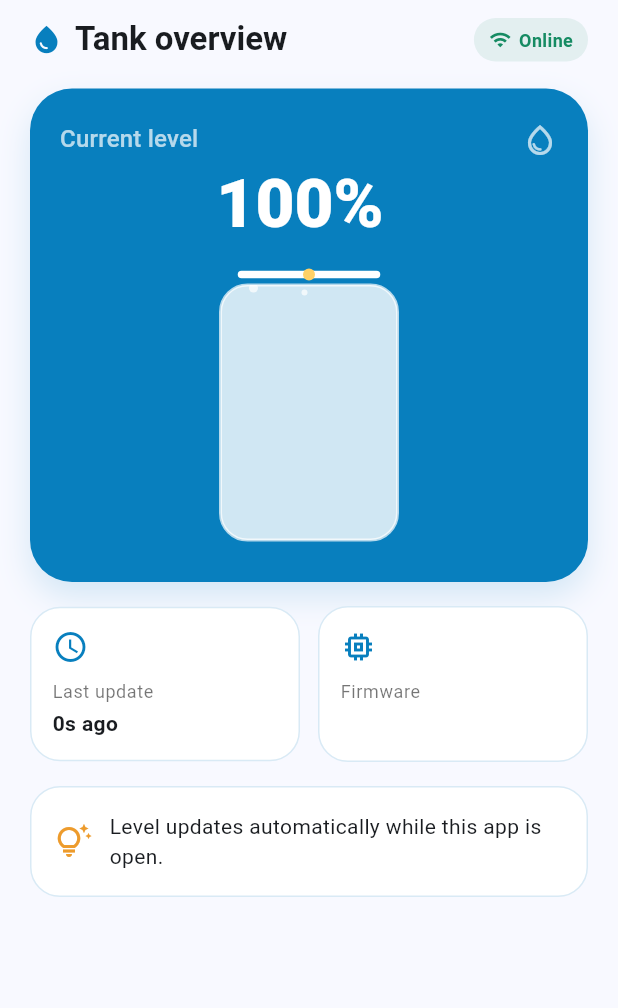
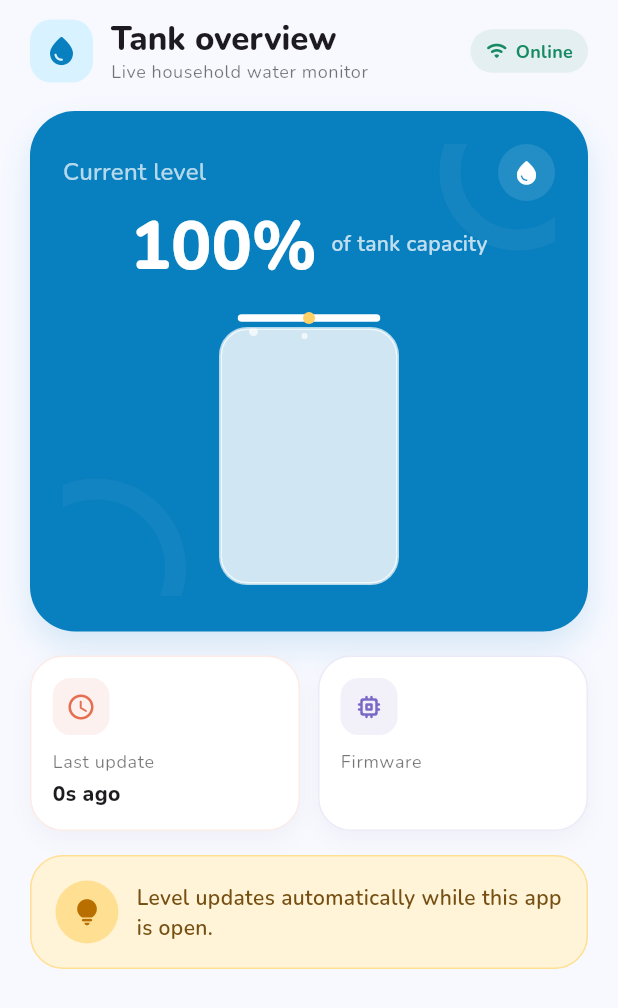
Before and after one commit to MHND09/water-tank-level, a Flutter app: the _LevelView widget shown alone on an empty page, opened directly with empty values, on a phone screen of 412 x 824 dp. Shown: the top 1008 px of the screen. Run offline on Flutter 3.47's test engine with Material 3 defaults, Android fonts, the phone set to English and light mode, and no system bars; our stand-ins replace flutter_riverpod, google_fonts, shared_preferences; accounts and stored records are empty; network calls fail.

Commit message:
Add localization support

```diff
--- /dev/null
+++ b/lib/l10n/app_localizations.dart
@@ -0,0 +1,61 @@
+import 'package:flutter/widgets.dart';
+
+class AppLocalizations {
+  const AppLocalizations(this.locale);
+  final Locale locale;
+
+  static const supportedLocales = [Locale('en'), Locale('fr')];
+  static const delegate = _AppLocalizationsDelegate();
+
+  static AppLocalizations of(BuildContext context) =>
+      Localizations.of<AppLocalizations>(context, AppLocalizations)!;
+
+  bool get isFrench => locale.languageCode == 'fr';
+
+  String get appTitle => isFrench ? 'Aqua Niveau' : 'Aqua Level';
+  String get tankOverview => isFrench ? 'Vue du réservoir' : 'Tank overview';
+  String get liveMonitor => isFrench ? "Suivi en direct du niveau d'eau" : 'Live household water monitor';
+  String get online => isFrench ? 'En ligne' : 'Online';
+  String get currentLevel => isFrench ? 'Niveau actuel' : 'Current level';
+  String get tankCapacity => isFrench ? 'de la capacité du réservoir' : 'of tank capacity';
+  String get plentyWater => isFrench ? "Il y a beaucoup d'eau" : 'Plenty of water available';
+  String get keepEye => isFrench ? 'Gardez un œil sur le niveau' : 'Keep an eye on the tank';
+  String get lastUpdate => isFrench ? 'Dernière mise à jour' : 'Last update';
+  String get firmware => isFrench ? 'Micrologiciel' : 'Firmware';
+  String updatedAgo(Object seconds) => isFrench ? 'il y a ${seconds}s' : '${seconds}s ago';
+  String get updateTip => isFrench ? "Le niveau se met à jour automatiquement lorsque l'application est ouverte." : 'Level updates automatically while this app is open.';
+  String get settings => isFrench ? 'Réglages' : 'Settings';
+  String get refresh => isFrench ? 'Actualiser' : 'Refresh';
+  String get waitingSensor => isFrench ? 'En attente du capteur' : 'Waiting for sensor';
+  String get noReading => isFrench ? 'Aucune mesure valide reçue pour le moment.' : 'No valid reading has been received yet.';
+  String get sensorNotResponding => isFrench ? 'Le capteur ne répond pas' : 'Sensor not responding';
+  String lastReading(Object age) => isFrench ? 'La dernière mesure date de ${age} secondes.' : 'Last reading is ${age} seconds old.';
+  String get unreachable => isFrench ? 'ESP32 inaccessible' : 'ESP32 unreachable';
+  String get settingsTitle => isFrench ? 'Réglages' : 'Settings';
+  String get espAddress => isFrench ? 'Adresse ESP32' : 'ESP32 address';
+  String get emptyDistance => isFrench ? 'Distance réservoir vide (cm)' : 'Empty distance (cm)';
+  String get fullDistance => isFrench ? 'Distance réservoir plein (cm)' : 'Full distance (cm)';
+  String get pollInterval => isFrench ? 'Intervalle de mise à jour (minutes)' : 'Poll interval (minutes)';
+  String get saveSettings => isFrench ? 'Enregistrer les réglages' : 'Save settings';
+  String get language => isFrench ? 'Langue' : 'Language';
+  String get systemLanguage => isFrench ? 'Langue du téléphone' : 'System default';
+  String get english => 'English';
+  String get french => 'Français';
+  String get defaultAddress => 'http://192.168.1.12';
+  String get addressRequired => isFrench ? "L'adresse ESP32 est obligatoire." : 'ESP32 address is required.';
+  String get validAddress => isFrench ? 'Saisissez une adresse HTTP valide.' : 'Enter a valid HTTP address.';
+  String get positiveDistances => isFrench ? 'Les distances doivent être positives.' : 'Distances must be positive.';
+  String get distanceOrder => isFrench ? 'La distance vide doit être supérieure à la distance pleine.' : 'Empty distance must be greater than full distance.';
+  String get blindZone => isFrench ? 'La distance pleine doit être au moins de 30 cm.' : 'Full distance must be at least 30 cm.';
+  String get positiveInterval => isFrench ? "L'intervalle doit être positif." : 'Poll interval must be positive.';
+}
+
+class _AppLocalizationsDelegate extends LocalizationsDelegate<AppLocalizations> {
+  const _AppLocalizationsDelegate();
+  @override
+  bool isSupported(Locale locale) => locale.languageCode == 'en' || locale.languageCode == 'fr';
+  @override
+  Future<AppLocalizations> load(Locale locale) async => AppLocalizations(locale);
+  @override
+  bool shouldReload(_AppLocalizationsDelegate old) => false;
+}
--- a/lib/main.dart
+++ b/lib/main.dart
@@ -1,9 +1,12 @@
 import 'package:flutter/material.dart';
+import 'package:flutter_localizations/flutter_localizations.dart';
 import 'package:flutter_riverpod/flutter_riverpod.dart';
+import 'package:google_fonts/google_fonts.dart';
 import 'package:shared_preferences/shared_preferences.dart';
 
 import 'providers/app_providers.dart';
 import 'models/sensor_models.dart';
+import 'l10n/app_localizations.dart';
 
 Future<void> main() async {
   WidgetsFlutterBinding.ensureInitialized();
@@ -16,23 +19,38 @@ Future<void> main() async {
   );
 }
 
-class AquaLevelApp extends StatelessWidget {
+class AquaLevelApp extends ConsumerWidget {
   const AquaLevelApp({super.key});
   @override
-  Widget build(BuildContext context) => MaterialApp(
+  Widget build(BuildContext context, WidgetRef ref) {
+    final language = ref.watch(languageProvider);
+    return MaterialApp(
     title: 'Aqua Level',
+    localizationsDelegates: const [
+      AppLocalizations.delegate,
+      GlobalMaterialLocalizations.delegate,
+      GlobalCupertinoLocalizations.delegate,
+      GlobalWidgetsLocalizations.delegate,
+    ],
+    supportedLocales: AppLocalizations.supportedLocales,
+    locale: language == null ? null : Locale(language),
+    localeResolutionCallback: (locale, supported) => supported.firstWhere((item) => item.languageCode == locale?.languageCode, orElse: () => const Locale('en')),
     theme: ThemeData(
       colorScheme: ColorScheme.fromSeed(seedColor: Colors.blue),
       useMaterial3: true,
+      textTheme: GoogleFonts.nunitoTextTheme(),
+      appBarTheme: AppBarTheme(titleTextStyle: GoogleFonts.nunito(fontSize: 22, fontWeight: FontWeight.w800, color: Colors.black87)),
     ),
     home: const DashboardScreen(),
-  );
+    );
+  }
 }
 
 class DashboardScreen extends ConsumerWidget {
   const DashboardScreen({super.key});
   @override
   Widget build(BuildContext context, WidgetRef ref) {
+    final strings = AppLocalizations.of(context);
     final asyncLevel = ref.watch(dashboardProvider);
     final settings = ref.watch(settingsProvider);
     return Scaffold(
@@ -40,26 +58,26 @@ class DashboardScreen extends ConsumerWidget {
       appBar: AppBar(
         backgroundColor: const Color(0xffeef7ff),
         surfaceTintColor: Colors.transparent,
-        title: const Text('Aqua Level'),
+        title: Text(strings.appTitle),
         actions: [
           IconButton(
-            tooltip: 'Settings',
-            icon: const Icon(Icons.settings),
+            tooltip: strings.settings,
+            icon: const Icon(Icons.settings_rounded, size: 21),
             onPressed: () => Navigator.of(
               context,
             ).push(MaterialPageRoute(builder: (_) => const SettingsScreen())),
           ),
           IconButton(
-            tooltip: 'Refresh',
-            icon: const Icon(Icons.refresh),
+            tooltip: strings.refresh,
+            icon: const Icon(Icons.refresh_rounded, size: 21),
             onPressed: () => ref.read(dashboardProvider.notifier).refresh(),
           ),
         ],
       ),
       body: asyncLevel.when(
         loading: () => const Center(child: CircularProgressIndicator()),
-        error: (error, _) => _StatusView(
-          title: 'ESP32 unreachable',
+          error: (error, _) => _StatusView(
+          title: strings.unreachable,
           detail: error.toString(),
           icon: Icons.wifi_off,
         ),
@@ -75,17 +93,18 @@ class _LevelView extends StatelessWidget {
   final TankSettings settings;
   @override
   Widget build(BuildContext context) {
+    final strings = AppLocalizations.of(context);
     if (level.status == LevelStatus.noReading) {
-      return const _StatusView(
-        title: 'Waiting for sensor',
-        detail: 'No valid reading has been received yet.',
+      return _StatusView(
+        title: strings.waitingSensor,
+        detail: strings.noReading,
         icon: Icons.hourglass_empty,
       );
     }
     if (level.status == LevelStatus.stale) {
       return _StatusView(
-        title: 'Sensor not responding',
-        detail: 'Last reading is ${level.ageSeconds ?? '?'} seconds old.',
+        title: strings.sensorNotResponding,
+        detail: strings.lastReading(level.ageSeconds ?? '?'),
         icon: Icons.warning_amber,
       );
     }
@@ -98,29 +117,42 @@ class _LevelView extends StatelessWidget {
         children: [
           Row(
             children: [
-              const Icon(Icons.water_drop, color: Color(0xff087fbe), size: 22),
-              const SizedBox(width: 8),
-              Text('Tank overview', style: Theme.of(context).textTheme.titleLarge?.copyWith(fontWeight: FontWeight.w700)),
+              Container(
+                width: 42,
+                height: 42,
+                decoration: BoxDecoration(color: const Color(0xffd9f2ff), borderRadius: BorderRadius.circular(14)),
+                child: const Center(child: Icon(Icons.water_drop_rounded, color: Color(0xff087fbe), size: 23)),
+              ),
+              const SizedBox(width: 12),
+              Column(crossAxisAlignment: CrossAxisAlignment.start, children: [
+                Text(strings.tankOverview, style: Theme.of(context).textTheme.titleLarge?.copyWith(fontWeight: FontWeight.w800)),
+                Text(strings.liveMonitor, style: Theme.of(context).textTheme.bodySmall?.copyWith(color: Colors.black54)),
+              ]),
               const Spacer(),
-              _StatusChip(label: 'Online', color: const Color(0xff168b63), icon: Icons.wifi),
+              _StatusChip(label: strings.online, color: const Color(0xff168b63), icon: Icons.wifi_rounded),
             ],
           ),
           const SizedBox(height: 18),
           Container(
-            padding: const EdgeInsets.fromLTRB(20, 22, 20, 20),
-            decoration: BoxDecoration(
-              color: const Color(0xff087fbe),
-              borderRadius: BorderRadius.circular(28),
-              boxShadow: const [BoxShadow(color: Color(0x26087fbe), blurRadius: 18, offset: Offset(0, 10))],
-            ),
-            child: Column(
+            padding: const EdgeInsets.fromLTRB(22, 22, 22, 24),
+            decoration: BoxDecoration(color: const Color(0xff087fbe), borderRadius: BorderRadius.circular(30), boxShadow: const [BoxShadow(color: Color(0x26087fbe), blurRadius: 18, offset: Offset(0, 10))]),
+            child: Stack(
+              children: [
+                Positioned(top: -34, right: -28, child: _DecorativeBubble(size: 105, color: Colors.white.withAlpha(12))),
+                Positioned(bottom: -42, left: -38, child: _DecorativeBubble(size: 120, color: Colors.white.withAlpha(10))),
+                Column(
               crossAxisAlignment: CrossAxisAlignment.stretch,
               children: [
                 Row(
                   mainAxisAlignment: MainAxisAlignment.spaceBetween,
                   children: [
-                    Text('Current level', style: Theme.of(context).textTheme.titleMedium?.copyWith(color: Colors.white70)),
-                    Icon(Icons.water_drop_outlined, color: Colors.white.withAlpha(180), size: 24),
+                    Text(strings.currentLevel, style: Theme.of(context).textTheme.titleMedium?.copyWith(color: Colors.white70)),
+                    Container(
+                      width: 38,
+                      height: 38,
+                      decoration: BoxDecoration(color: Colors.white.withAlpha(28), shape: BoxShape.circle),
+                      child: const Center(child: Icon(Icons.water_drop_rounded, color: Colors.white, size: 19)),
+                    ),
                   ],
                 ),
                 const SizedBox(height: 8),
@@ -129,7 +161,8 @@ class _LevelView extends StatelessWidget {
                   mainAxisAlignment: MainAxisAlignment.center,
                   children: [
                     Text('${percent.toStringAsFixed(0)}%', style: Theme.of(context).textTheme.displayMedium?.copyWith(color: Colors.white, fontWeight: FontWeight.w800, height: 1)),
-                    const SizedBox(width: 12),
+                    const SizedBox(width: 10),
+                    Padding(padding: const EdgeInsets.only(bottom: 4), child: Text(strings.tankCapacity, style: TextStyle(color: Colors.white.withAlpha(190), fontWeight: FontWeight.w600))),
                   ],
                 ),
                 const SizedBox(height: 20),
@@ -146,16 +179,18 @@ class _LevelView extends StatelessWidget {
                   ),
                 ),
               ],
+                ),
+              ],
             ),
           ),
           const SizedBox(height: 16),
           Row(children: [
-            Expanded(child: _InfoTile(icon: Icons.schedule, label: 'Last update', value: '${level.ageSeconds ?? 0}s ago')),
+            Expanded(child: _InfoTile(icon: Icons.schedule_rounded, label: strings.lastUpdate, value: strings.updatedAgo(level.ageSeconds ?? 0), accent: const Color(0xffe66f51))),
             const SizedBox(width: 12),
-            Expanded(child: _InfoTile(icon: Icons.memory, label: 'Firmware', value: level.firmware)),
+            Expanded(child: _InfoTile(icon: Icons.memory_rounded, label: strings.firmware, value: level.firmware, accent: const Color(0xff7a68c7))),
           ]),
           const SizedBox(height: 16),
-          Container(padding: const EdgeInsets.all(16), decoration: BoxDecoration(color: Colors.white, borderRadius: BorderRadius.circular(20), border: Border.all(color: const Color(0xffd9eaf5))), child: const Row(children: [Icon(Icons.tips_and_updates_outlined, color: Color(0xffed9b2c)), SizedBox(width: 12), Expanded(child: Text('Level updates automatically while this app is open.'))])),
+          Container(padding: const EdgeInsets.all(16), decoration: BoxDecoration(color: const Color(0xfffff4d8), borderRadius: BorderRadius.circular(22), border: Border.all(color: const Color(0xffffdf92))), child: Row(children: [Container(width: 42, height: 42, decoration: const BoxDecoration(color: Color(0xffffdf92), shape: BoxShape.circle), child: const Center(child: Icon(Icons.lightbulb_rounded, color: Color(0xffb96e00), size: 21))), const SizedBox(width: 12), Expanded(child: Text(strings.updateTip, style: const TextStyle(color: Color(0xff765013), fontWeight: FontWeight.w600)))])),
         ],
       ),
     );
@@ -171,12 +206,21 @@ class _StatusChip extends StatelessWidget {
   Widget build(BuildContext context) => Container(padding: const EdgeInsets.symmetric(horizontal: 10, vertical: 6), decoration: BoxDecoration(color: color.withAlpha(24), borderRadius: BorderRadius.circular(99)), child: Row(mainAxisSize: MainAxisSize.min, children: [Icon(icon, size: 15, color: color), const SizedBox(width: 5), Text(label, style: TextStyle(color: color, fontWeight: FontWeight.w700, fontSize: 12))]));
 }
 
+class _DecorativeBubble extends StatelessWidget {
+  const _DecorativeBubble({required this.size, required this.color});
+  final double size;
+  final Color color;
+  @override
+  Widget build(BuildContext context) => Container(width: size, height: size, decoration: BoxDecoration(shape: BoxShape.circle, border: Border.all(color: color, width: 14)));
+}
+
 class _InfoTile extends StatelessWidget {
-  const _InfoTile({required this.icon, required this.label, required this.value});
+  const _InfoTile({required this.icon, required this.label, required this.value, required this.accent});
   final IconData icon;
   final String label, value;
+  final Color accent;
   @override
-  Widget build(BuildContext context) => Container(padding: const EdgeInsets.all(14), decoration: BoxDecoration(color: Colors.white, borderRadius: BorderRadius.circular(20), border: Border.all(color: const Color(0xffd9eaf5))), child: Column(crossAxisAlignment: CrossAxisAlignment.start, children: [Icon(icon, color: const Color(0xff087fbe)), const SizedBox(height: 10), Text(label, style: Theme.of(context).textTheme.bodySmall?.copyWith(color: Colors.black54)), const SizedBox(height: 3), Text(value, maxLines: 1, overflow: TextOverflow.ellipsis, style: const TextStyle(fontWeight: FontWeight.w700))]));
+  Widget build(BuildContext context) => Container(padding: const EdgeInsets.all(14), decoration: BoxDecoration(color: Colors.white, borderRadius: BorderRadius.circular(22), border: Border.all(color: accent.withAlpha(35)), boxShadow: const [BoxShadow(color: Color(0x0b16324f), blurRadius: 12, offset: Offset(0, 5))]), child: Column(crossAxisAlignment: CrossAxisAlignment.start, children: [Container(width: 38, height: 38, decoration: BoxDecoration(color: accent.withAlpha(24), borderRadius: BorderRadius.circular(12)), child: Center(child: Icon(icon, size: 20, color: accent))), const SizedBox(height: 10), Text(label, style: Theme.of(context).textTheme.bodySmall?.copyWith(color: Colors.black54)), const SizedBox(height: 3), Text(value, maxLines: 1, overflow: TextOverflow.ellipsis, style: const TextStyle(fontWeight: FontWeight.w800))]));
 }
 
 class _TankPainter extends CustomPainter {
@@ -257,13 +301,24 @@ class _SettingsScreenState extends ConsumerState<SettingsScreen> {
   }
 
   Future<void> _save() async {
+    final strings = AppLocalizations.of(context);
     final settings = TankSettings(
       baseUrl: _url.text.trim(),
       emptyDistanceCm: double.tryParse(_empty.text) ?? 0,
       fullDistanceCm: double.tryParse(_full.text) ?? 0,
       pollInterval: Duration(minutes: int.tryParse(_interval.text) ?? 0),
     );
-    final error = settings.validate();
+    final validationError = settings.validate();
+    final error = switch (validationError) {
+      null => null,
+      'ESP32 address is required.' => strings.addressRequired,
+      'Enter a valid HTTP address.' => strings.validAddress,
+      'Distances must be positive.' => strings.positiveDistances,
+      'Empty distance must be greater than full distance.' => strings.distanceOrder,
+      'Full distance must be at least 30 cm.' => strings.blindZone,
+      'Poll interval must be positive.' => strings.positiveInterval,
+      _ => validationError,
+    };
     if (error != null) {
       ScaffoldMessenger.of(context)
           .showSnackBar(SnackBar(content: Text(error)));
@@ -275,39 +330,51 @@ class _SettingsScreenState extends ConsumerState<SettingsScreen> {
 
   @override
   Widget build(BuildContext context) => Scaffold(
-    appBar: AppBar(title: const Text('Settings')),
+    appBar: AppBar(title: Text(AppLocalizations.of(context).settingsTitle)),
     body: ListView(
       padding: const EdgeInsets.all(20),
       children: [
         TextField(
           controller: _url,
-          decoration: const InputDecoration(
-            labelText: 'ESP32 address',
-            hintText: 'http://192.168.1.12',
-          ),
+          decoration: InputDecoration(labelText: AppLocalizations.of(context).espAddress, hintText: AppLocalizations.of(context).defaultAddress),
         ),
         TextField(
           controller: _empty,
           keyboardType: TextInputType.number,
-          decoration: const InputDecoration(labelText: 'Empty distance (cm)'),
+          decoration: InputDecoration(labelText: AppLocalizations.of(context).emptyDistance),
         ),
         TextField(
           controller: _full,
           keyboardType: TextInputType.number,
-          decoration: const InputDecoration(labelText: 'Full distance (cm)'),
+          decoration: InputDecoration(labelText: AppLocalizations.of(context).fullDistance),
         ),
         TextField(
           controller: _interval,
           keyboardType: TextInputType.number,
-          decoration: const InputDecoration(
-            labelText: 'Poll interval (minutes)',
+          decoration: InputDecoration(
+            labelText: AppLocalizations.of(context).pollInterval,
           ),
         ),
+        const SizedBox(height: 18),
+        Consumer(builder: (context, ref, _) {
+          final strings = AppLocalizations.of(context);
+          final selectedLanguage = ref.watch(languageProvider) ?? 'system';
+          return DropdownButtonFormField<String>(
+            value: selectedLanguage,
+            decoration: InputDecoration(labelText: strings.language, prefixIcon: const Icon(Icons.language_rounded)),
+            items: [
+              DropdownMenuItem(value: 'system', child: Text(strings.systemLanguage)),
+              DropdownMenuItem(value: 'en', child: Text(strings.english)),
+              DropdownMenuItem(value: 'fr', child: Text(strings.french)),
+            ],
+            onChanged: (value) => ref.read(languageProvider.notifier).setLanguage(value == 'system' ? null : value),
+          );
+        }),
         const SizedBox(height: 24),
         FilledButton.icon(
           onPressed: _save,
           icon: const Icon(Icons.save),
-          label: const Text('Save settings'),
+          label: Text(AppLocalizations.of(context).saveSettings),
         ),
       ],
     ),
--- a/pubspec.yaml
+++ b/pubspec.yaml
@@ -30,6 +30,9 @@ environment:
 dependencies:
   flutter:
     sdk: flutter
+  flutter_localizations:
+    sdk: flutter
+  google_fonts: ^6.3.2
   flutter_riverpod: ^3.0.0
   http: ^1.5.0
   shared_preferences: ^2.5.3
```
Also changed, not shown: lib/providers/app_providers.dart (+17 -1 lines), lib/services/settings_store.dart (+10 -0 lines), pubspec.lock, 1 other file.
